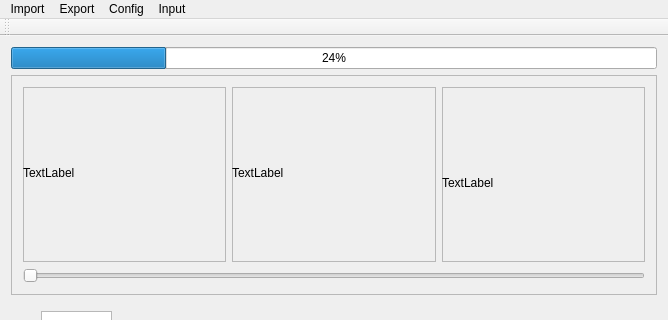
First picture: the form in mainwindow.ui, repository gccheng/GTgenerator, before the edit; both pictures show x 0 to 668 and y 0 to 320 of the 668 by 553 pixel window.
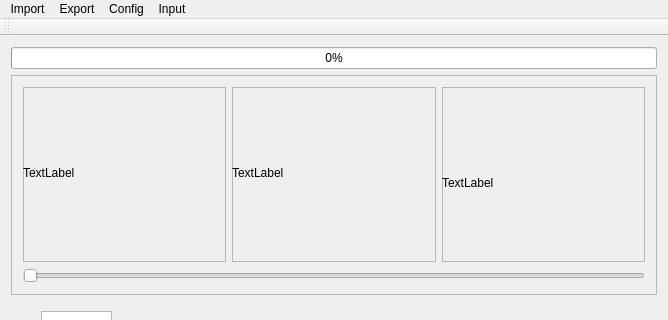
Second picture: the form after the edit.

The edit to the form file:
```diff
--- a/mainwindow.ui
+++ b/mainwindow.ui
@@ -17,8 +17,11 @@
    <layout class="QGridLayout" name="gridLayout_2">
     <item row="0" column="0">
      <widget class="QProgressBar" name="loadvideo_progressBar">
+      <property name="maximum">
+       <number>1</number>
+      </property>
       <property name="value">
-       <number>24</number>
+       <number>0</number>
       </property>
      </widget>
     </item>
```
Left out of the diff: 3 changed lines with no effect on the pictures.
